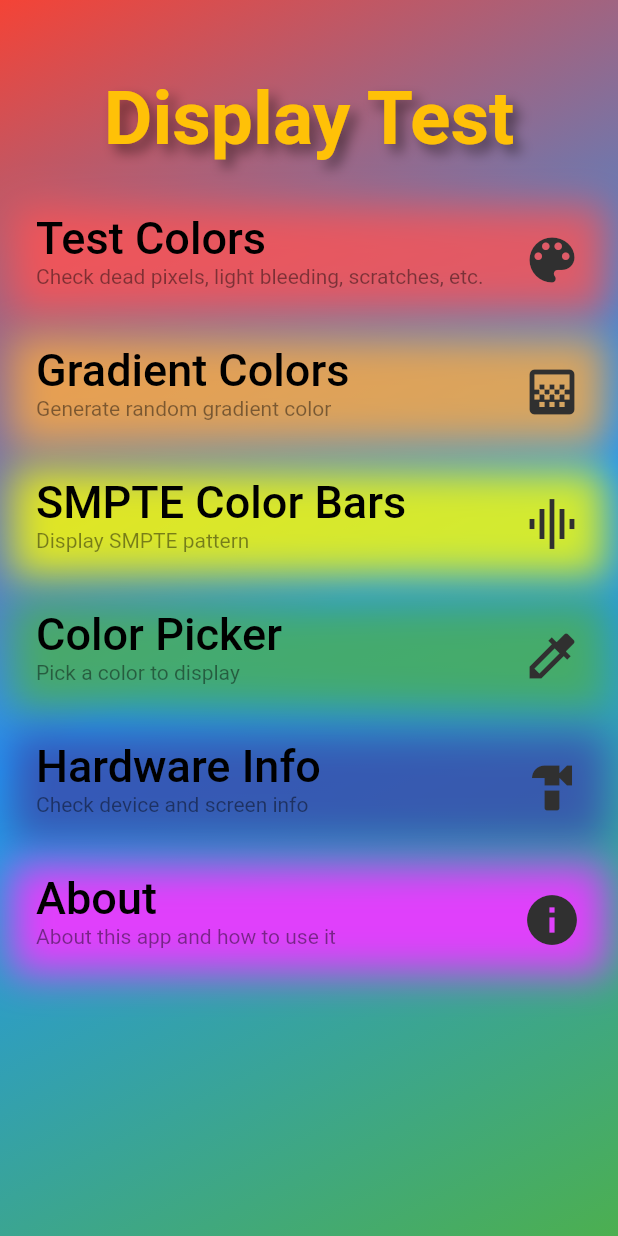
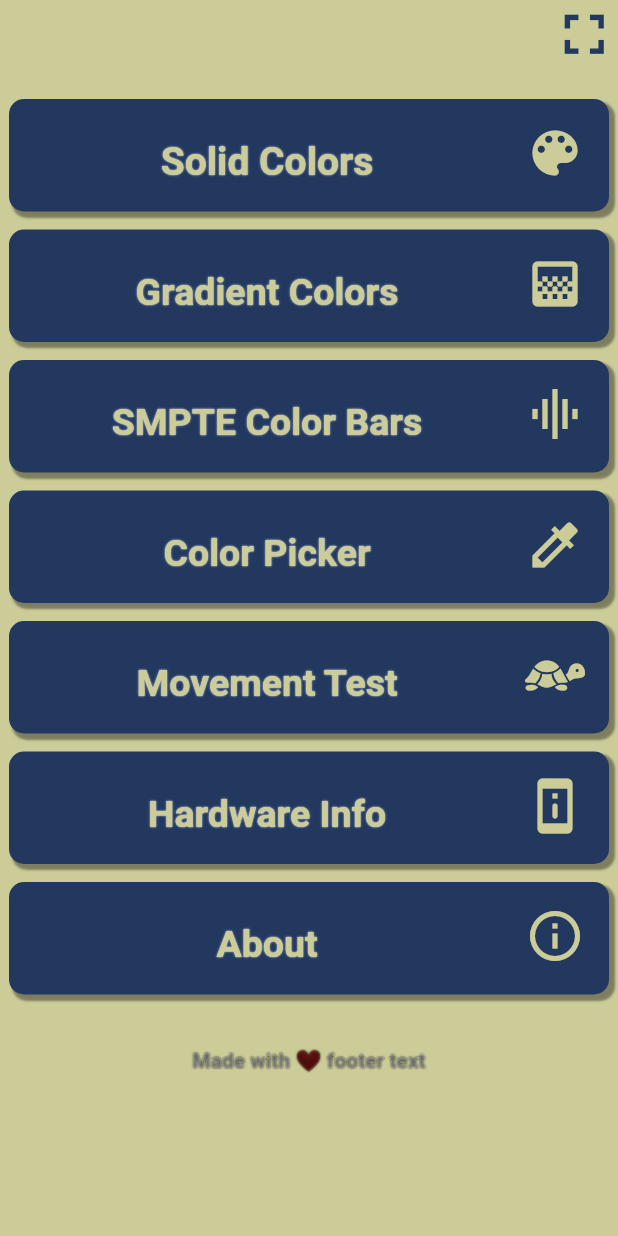
Before and after one commit to ibrahimyuce07/screen-test, a Flutter app: the screen it shows after launch, on a phone screen of 412 x 824 dp. Run offline on Flutter 3.47's test engine with Material 2 defaults, Android fonts, the phone set to English and light mode, and no system bars; our stand-ins replace device_info_plus, google_fonts; Roboto replaces fonts that are missing (Ubuntu).

Commit message:
main page

```diff
--- a/lib/main.dart
+++ b/lib/main.dart
@@ -1,4 +1,5 @@
 import 'dart:math';
+import 'dart:ui';
 
 import 'package:flutter/cupertino.dart';
 import 'package:flutter/material.dart';
@@ -18,7 +19,7 @@ void main() {
 class MyApp extends StatelessWidget {
   @override
   Widget build(BuildContext context) {
-    SystemChrome.setEnabledSystemUIOverlays([]);
+  //  SystemChrome.setEnabledSystemUIOverlays([]);
     return MaterialApp(
       debugShowCheckedModeBanner: false,
       title: 'Screen Test',
@@ -35,59 +36,60 @@ class MyHomePage extends StatefulWidget {
   _MyHomePageState createState() => _MyHomePageState();
 }
 
+
+
 class _MyHomePageState extends State<MyHomePage> {
   Color _colorContainer = Colors.red;
   String _titleState = 'random';
-  bool _fullscreen = false;
+  bool _fullscreen = true;
+
+  @override
+  void initState() {
+    super.initState();
+
+    // Start full screen
+    SystemChrome.setEnabledSystemUIOverlays([]);
+  }
 
   @override
   Widget build(BuildContext context) {
     return Scaffold(
       body: Container(
+  //background image
         decoration: BoxDecoration(
-            gradient: LinearGradient(
-              begin: Alignment.topLeft,
-              end: Alignment.bottomRight,
-              colors: [
-                Colors.red,
-                Colors.blue,
-                Colors.green
-                ]
+          color: Color(0xFFCCCC99 ),
         ),
-              ),
-        /////
 
         child: ListView(
-          padding: EdgeInsets.zero,
           scrollDirection: Axis.vertical,
+          shrinkWrap: false,
           children: [
-            //title text 'Screen Test'
-            Center(
-              child: Container(
-                padding: EdgeInsets.only(top: 50),
-                child: Text(
-                  'Display Test',
-                  style: GoogleFonts.ubuntu(
-                    fontSize: 50,
-                    color: Colors.amber,
-                    shadows: [
-                      Shadow(
-                        blurRadius: 10,
-                        color: Colors.black45,
-                        offset: Offset(5, 5),
+        Row(
+          mainAxisAlignment: MainAxisAlignment.end,
+          children: [
+            GestureDetector(
+                onTap: () {
+                  setState(() {
+                   if(!_fullscreen){
+
+                     SystemChrome.setEnabledSystemUIOverlays([]);
+                     _fullscreen = true;
+                   }else{
+
+                     SystemChrome.setEnabledSystemUIOverlays(SystemUiOverlay.values);
+                     _fullscreen = false;
+                   }
+                  });
+                },
+                child: Icon(Icons.fullscreen, size: 45, color: Color(0xff22385F),)),
+          ],
         ),
-                    ],
-                    fontWeight: FontWeight.w700,
-                  ),
-                ),
-              ),
-            ),
-            SizedBox(
-              height: 20,
-            ),
-            Padding(
-              padding: const EdgeInsets.all(8.0),
-              child: GestureDetector(
+
+            SizedBox(height: 15),
+
+
+
+            GestureDetector(
               onTap: () {
                 Navigator.push(
                   context,
@@ -95,31 +97,45 @@ class _MyHomePageState extends State<MyHomePage> {
                 );
               },
               child: Container(
+                margin: EdgeInsets.all(6),
+                height: 75,
                 decoration: BoxDecoration(
-                    color: Colors.transparent,
+                  borderRadius: BorderRadius.circular(10.0),
+                  color: Color(0xff22385F),
                   boxShadow: [
                     BoxShadow(
-                        color: Colors.redAccent.withOpacity(0.8),
-                        blurRadius: 22,
+                      color: Colors.black38,
+                      blurRadius: 0.5,
+                      spreadRadius: 0.8,
+                      offset: Offset(3.0, 3.0), // shadow direction: bottom right
+                    )
+                  ],
+                ),
+                child: Center(
+                  child: ListTile(
+                    title: Center(
+                      child: Text(
+                        'Solid Colors',
+                        style: GoogleFonts.ubuntu(fontSize: 26,  color: Color(0xFFCCCC99), fontWeight: FontWeight.w600,
+                          shadows: [
+                            Shadow(
+                              blurRadius: 1,
+                              color: Colors.white,
+                              //color: Color(0xFFfacf5a),
                             ),
                           ],
                         ),
+                        ),
+                    ),
 
-
-
-                  child: ListTile(
-                    title: Text(
-                      'Test Colors',
-                      style: GoogleFonts.ubuntu(fontSize: 30, color: Colors.black, fontWeight: FontWeight.w500),
-                    ),
-                    subtitle: Text(
-                      'Check dead pixels, light bleeding, scratches, etc.',
-                      //text opacity: 0.5,
-                      style: GoogleFonts.ubuntu(fontSize: 14, color: Colors.black45 ),
-                    ),
+                    // subtitle: Text(
+                    //   'Check dead pixels, light bleeding, scratches, etc.',
+                    //   //text opacity: 0.5,
+                    //   style: GoogleFonts.ubuntu(fontSize: 14, color: Colors.black45 ),
+                    // ),
                     trailing: Icon(
                       Icons.color_lens,
-                      color: Color(0xFF303030),
+                     color: Color(0xFFCCCC99 ),
                       size: 40,
                     ),
                     tileColor: Color(0xFFF5F5F5),
@@ -128,9 +144,7 @@ class _MyHomePageState extends State<MyHomePage> {
                 ),
               ),
             ),
-            Padding(
-              padding: const EdgeInsets.all(8.0),
-              child: GestureDetector(
+            GestureDetector(
               onTap: () {
                 Navigator.push(
                   context,
@@ -138,27 +152,42 @@ class _MyHomePageState extends State<MyHomePage> {
                 );
               },
               child: Container(
+                margin: EdgeInsets.all(6),
+                height: 75,
                 decoration: BoxDecoration(
-                    color: Colors.transparent,
+                  borderRadius: BorderRadius.circular(10.0),
+                  color: Color(0xff22385F),
                   boxShadow: [
                     BoxShadow(
-                        color: Colors.orangeAccent.withOpacity(0.8),
-                        blurRadius: 22,
+                      color: Colors.black38,
+                      blurRadius: 0.5,
+                      spreadRadius: 0.8,
+                      offset: Offset(3.0, 3.0), // shadow direction: bottom right
+                    )
+                  ],
+                ),
+                child: Center(
+                  child: ListTile(
+                    title: Center(
+                      child: Text(
+                        'Gradient Colors',
+                        style: GoogleFonts.ubuntu(fontSize: 25,  color: Color(0xFFCCCC99 ), fontWeight: FontWeight.w600,
+                          shadows: [
+                            Shadow(
+                              blurRadius: 1,
+                              color: Colors.white,
+                              //color: Color(0xFFfacf5a),
                             ),
                           ],
+                        ),                  ),
                     ),
-                  child: ListTile(
-                    title: Text(
-                      'Gradient Colors',
-                      style: GoogleFonts.ubuntu(fontSize: 30, color: Colors.black, fontWeight: FontWeight.w500),
-                    ),
-                    subtitle: Text(
-                      'Generate random gradient color',
-                      style: GoogleFonts.ubuntu(fontSize: 14, color: Colors.black45 ),
-                    ),
+                    // subtitle: Text(
+                    //   'Generate random gradient color',
+                    //   style: GoogleFonts.ubuntu(fontSize: 14, color: Colors.black45 ),
+                    // ),
                     trailing: Icon(
                       Icons.gradient,
-                      color: Color(0xFF303030),
+                      color: Color(0xFFCCCC99 ),
                       size: 40,
                     ),
                     tileColor: Color(0xFFF5F5F5),
@@ -167,9 +196,7 @@ class _MyHomePageState extends State<MyHomePage> {
                 ),
               ),
             ),
-            Padding(
-              padding: const EdgeInsets.all(8.0),
-              child: GestureDetector(
+            GestureDetector(
               onTap: () {
                 Navigator.push(
                   context,
@@ -177,27 +204,42 @@ class _MyHomePageState extends State<MyHomePage> {
                 );
               },
               child: Container(
+                margin: EdgeInsets.all(6),
+                height: 75,
                 decoration: BoxDecoration(
-                    color: Colors.transparent,
+                  borderRadius: BorderRadius.circular(10.0),
+                  color: Color(0xff22385F),
                   boxShadow: [
                     BoxShadow(
-                        color: Colors.yellowAccent.withOpacity(0.8),
-                        blurRadius: 22,
+                      color: Colors.black38,
+                      blurRadius: 0.5,
+                      spreadRadius: 0.8,
+                      offset: Offset(3.0, 3.0), // shadow direction: bottom right
+                    )
+                  ],
+                ),
+                child: Center(
+                  child: ListTile(
+                    title: Center(
+                      child: Text(
+                        'SMPTE Color Bars',
+                        style: GoogleFonts.ubuntu(fontSize: 25, color: Color(0xFFCCCC99 ), fontWeight: FontWeight.w600,
+                          shadows: [
+                            Shadow(
+                              blurRadius: 1,
+                              color: Colors.white,
+                              //color: Color(0xFFfacf5a),
                             ),
                           ],
+                        ),                 ),
                     ),
-                  child: ListTile(
-                    title: Text(
-                      'SMPTE Color Bars',
-                      style: GoogleFonts.ubuntu(fontSize: 30, color: Colors.black, fontWeight: FontWeight.w500),
-                    ),
-                    subtitle: Text(
-                      'Display SMPTE pattern',
-                      style: GoogleFonts.ubuntu(fontSize: 14, color: Colors.black45 ),
-                    ),
+                    // subtitle: Text(
+                    //   'Display SMPTE pattern',
+                    //   style: GoogleFonts.ubuntu(fontSize: 14, color: Colors.black45 ),
+                    // ),
                     trailing: Icon(
                       Icons.graphic_eq,
-                      color: Color(0xFF303030),
+                      color: Color(0xFFCCCC99 ),
                       size: 40,
                     ),
                     tileColor: Color(0xFFF5F5F5),
@@ -206,9 +248,7 @@ class _MyHomePageState extends State<MyHomePage> {
                 ),
               ),
             ),
-            Padding(
-              padding: const EdgeInsets.all(8.0),
-              child: GestureDetector(
+            GestureDetector(
               onTap: () {
                 // Navigator.push(
                 //   context,
@@ -216,27 +256,142 @@ class _MyHomePageState extends State<MyHomePage> {
                 // );
               },
               child: Container(
+                margin: EdgeInsets.all(6),
+                height: 75,
                 decoration: BoxDecoration(
-                    color: Colors.transparent,
+                  borderRadius: BorderRadius.circular(10.0),
+                  color: Color(0xff22385F),
                   boxShadow: [
                     BoxShadow(
-                        color: Colors.green.withOpacity(0.8),
-                        blurRadius: 22,
-                      ),
+                      color: Colors.black38,
+                      blurRadius: 0.5,
+                      spreadRadius: 0.8,
+                      offset: Offset(3.0, 3.0), // shadow direction: bottom right
+                    )
                   ],
                 ),
                 child: ListTile(
-                    title: Text(
+                  title: Center(
+                    child: Text(
                       'Color Picker',
-                      style: GoogleFonts.ubuntu(fontSize: 30, color: Colors.black, fontWeight: FontWeight.w500),
+                      style: GoogleFonts.ubuntu(fontSize: 25, color: Color(0xFFCCCC99 ), fontWeight: FontWeight.w600,
+                        shadows: [
+                          Shadow(
+                            blurRadius: 1,
+                            color: Colors.white,
+                            //color: Color(0xFFfacf5a),
                           ),
-                    subtitle: Text(
-                      'Pick a color to display',
-                      style: GoogleFonts.ubuntu(fontSize: 14, color: Colors.black45 ),
+                        ],
+                      ),                  ),
                   ),
+                  // subtitle: Text(
+                  //   'Pick a color to display',
+                  //   style: GoogleFonts.ubuntu(fontSize: 14, color: Colors.black45 ),
+                  // ),
                   trailing: Icon(
                     Icons.colorize,
-                      color: Color(0xFF303030),
+                    color: Color(0xFFCCCC99 ),
+                    size: 40,
+                  ),
+                  tileColor: Color(0xFFF5F5F5),
+                  dense: false,
+                ),
+              ),
+            ),
+            GestureDetector(
+              onTap: () {
+                // Navigator.push(
+                //   context,
+                //   MaterialPageRoute(builder: (context) => MovementPage()),
+                // );
+              },
+              child: Container(
+                margin: EdgeInsets.all(6),
+                height: 75,
+                decoration: BoxDecoration(
+                  borderRadius: BorderRadius.circular(10.0),
+                  color: Color(0xff22385F),
+                  boxShadow: [
+                    BoxShadow(
+                      color: Colors.black38,
+                      blurRadius: 0.5,
+                      spreadRadius: 0.8,
+                      offset: Offset(3.0, 3.0), // shadow direction: bottom right
+                    )
+                  ],
+                ),
+                child: ListTile(
+                  title: Center(
+                    child: Text(
+                      'Movement Test',
+                      style: GoogleFonts.ubuntu(fontSize: 25, color: Color(0xFFCCCC99 ), fontWeight: FontWeight.w600,
+                        shadows: [
+                          Shadow(
+                            blurRadius: 1,
+                            color: Colors.white,
+                            //color: Color(0xFFfacf5a),
+                          ),
+                        ],
+                      ),                  ),
+                  ),
+                  // subtitle: Text(
+                  //   'Pick a color to display',
+                  //   style: GoogleFonts.ubuntu(fontSize: 14, color: Colors.black45 ),
+                  // ),
+                  trailing: Icon(
+                    CupertinoIcons.tortoise_fill,
+                    color: Color(0xFFCCCC99 ),
+                    size: 40,
+                  ),
+                  tileColor: Color(0xFFF5F5F5),
+                  dense: false,
+                ),
+              ),
+            ),
+            GestureDetector(
+              onTap: () {
+                // Navigator.push(
+                //   context,
+                //   MaterialPageRoute(builder: (context) => HardwareInfoPage()),
+                // );
+              },
+              child: Container(
+                margin: EdgeInsets.all(6),
+                height: 75,
+                decoration: BoxDecoration(
+                  borderRadius: BorderRadius.circular(10.0),
+                  color: Color(0xff22385F),
+                  boxShadow: [
+                    BoxShadow(
+                      color: Colors.black38,
+                      blurRadius: 0.5,
+                      spreadRadius: 0.8,
+                      offset: Offset(3.0, 3.0), // shadow direction: bottom right
+                    )
+                  ],
+                ),
+                child: Center(
+                  child: ListTile(
+                    title: Center(
+                      child: Text(
+                        'Hardware Info',
+                        style: GoogleFonts.ubuntu(fontSize: 25, color: Color(0xFFCCCC99 ), fontWeight: FontWeight.w600,
+                          shadows: [
+                            Shadow(
+                              blurRadius: 1,
+                              color: Colors.white,
+                              //color: Color(0xFFfacf5a),
+                            ),
+                          ],
+                        ),                  ),
+                    ),
+                    // subtitle: Text(
+                    //   'Check device and screen info',
+                    //   style: GoogleFonts.ubuntu(fontSize: 14, color: Colors.black45 ),
+                    // ),
+                    trailing: Icon(
+                      Icons.perm_device_info_rounded,
+                      color: Color(0xFFCCCC99 ),
                       size: 40,
                     ),
                     tileColor: Color(0xFFF5F5F5),
@@ -245,37 +400,50 @@ class _MyHomePageState extends State<MyHomePage> {
                 ),
               ),
             ),
-            Padding(
-              padding: const EdgeInsets.all(8.0),
-              child: GestureDetector(
+            GestureDetector(
               onTap: () {
-                  // Navigator.push(
-                  //   context,
-                  //   MaterialPageRoute(builder: (context) => HardwareInfoPage()),
-                  // );
+                Navigator.push(
+                  context,
+                  MaterialPageRoute(builder: (context) => AboutPage()),
+                );
               },
               child: Container(
+                margin: EdgeInsets.all(6),
+                height: 75,
                 decoration: BoxDecoration(
-                    color: Colors.transparent,
+                  borderRadius: BorderRadius.circular(10.0),
+                  color: Color(0xff22385F),
                   boxShadow: [
                     BoxShadow(
-                        color: Colors.indigo.shade600.withOpacity(0.8),
-                        blurRadius: 22,
+                      color: Colors.black38,
+                      blurRadius: 0.5,
+                      spreadRadius: 0.8,
+                      offset: Offset(3.0, 3.0), // shadow direction: bottom right
+                    )
+                  ],
+                ),
+                child: Center(
+                  child: ListTile(
+                    title: Center(
+                      child: Text(
+                        'About',
+                        style: GoogleFonts.ubuntu(fontSize: 25, color: Color(0xFFCCCC99 ), fontWeight: FontWeight.w600,
+                          shadows: [
+                            Shadow(
+                              blurRadius: 1,
+                              color: Colors.white,
+                              //color: Color(0xFFfacf5a),
                             ),
                           ],
+                        ),            ),
                     ),
-                  child: ListTile(
-                    title: Text(
-                      'Hardware Info',
-                      style: GoogleFonts.ubuntu(fontSize: 30, color: Colors.black, fontWeight: FontWeight.w500),
-                    ),
-                    subtitle: Text(
-                      'Check device and screen info',
-                      style: GoogleFonts.ubuntu(fontSize: 14, color: Colors.black45 ),
-                    ),
+                    // subtitle: Text(
+                    //   'About this app and how to use it',
+                    //   style: GoogleFonts.ubuntu(fontSize: 14, color: Colors.black45 ),
+                    // ),
                     trailing: Icon(
-                      Icons.hardware,
-                      color: Color(0xFF303030),
+                      Icons.info_outline,
+                      color: Color(0xFFCCCC99 ),
                       size: 40,
                     ),
                     tileColor: Color(0xFFF5F5F5),
@@ -284,45 +452,28 @@ class _MyHomePageState extends State<MyHomePage> {
                 ),
               ),
             ),
-            Padding(
-              padding: const EdgeInsets.all(8.0),
-              child: GestureDetector(
-                onTap: () {
-                  Navigator.push(
-                    context,
-                    MaterialPageRoute(builder: (context) => AboutPage()),
-                  );
-                },
-                child: Container(
-                  decoration: BoxDecoration(
-                    color: Colors.transparent,
-                    boxShadow: [
-                      BoxShadow(
-                        color: Colors.purpleAccent..withOpacity(0.8),
-                        blurRadius: 22,
+            //footer text
+            SizedBox(
+              height: 30,
+            ),
+
+            new Column(
+              children: <Widget>[
+                new Container(
+                  child: new Text(
+                    'Made with ❤ footer text',
+                    style: GoogleFonts.ubuntu(fontSize: 14, color: Colors.white38, fontWeight: FontWeight.w600,
+                      shadows: [
+                        Shadow(
+                          blurRadius: 1,
+                          color: Colors.black,
                         ),
                       ],
                     ),
-                  child: ListTile(
-                    title: Text(
-                      'About',
-                      style: GoogleFonts.ubuntu(fontSize: 30, color: Colors.black, fontWeight: FontWeight.w500),
-                    ),
-                    subtitle: Text(
-                      'About this app and how to use it',
-                      style: GoogleFonts.ubuntu(fontSize: 14, color: Colors.black45 ),
-                    ),
-                    trailing: Icon(
-                      Icons.info,
-                      color: Color(0xFF303030),
-                      size: 40,
-                    ),
-                    tileColor: Color(0xFFF5F5F5),
-                    dense: false,
                   ),
                 ),
-              ),
-            ),
+              ],
+            )
           ],
         ),
 
--- a/lib/smpte.dart
+++ b/lib/smpte.dart
@@ -28,7 +28,7 @@ class _MySMPTEPageState extends State<MySMPTEPage> {
     return Container(
       //add svg image
         child: GestureDetector(
-          onDoubleTap: () {
+          onLongPress: () {
             Navigator.push(
               context,
               MaterialPageRoute(builder: (context) => MyApp()),
```
Also changed, not shown: images/snowbg.jpg (added), images/snowbg.png (added). Lines whose indentation alone changed are shown as unchanged.
